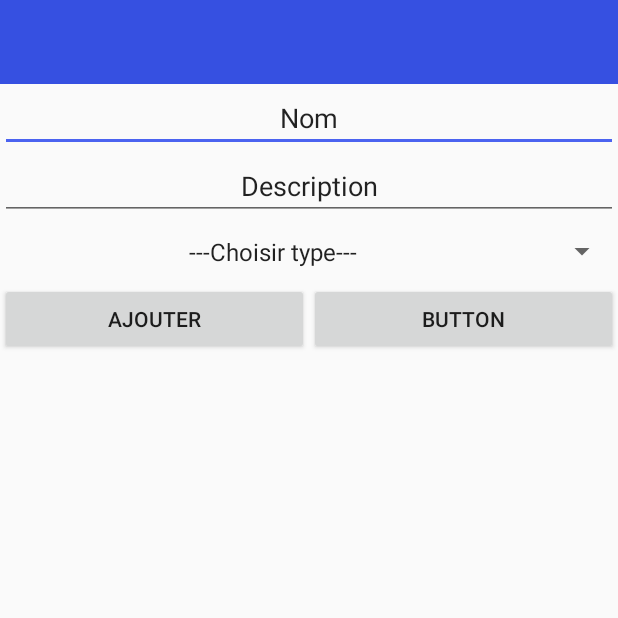
After one commit to D4xor/GoodSpot, an Android app: the AddMarker screen opened directly, with no data from a screen before it, on a phone screen of 412 x 824 dp, the top half of it. The commit adds this screen. Run offline under Robolectric (Android 15) with nearby library versions, the phone set to English and light mode, and no system bars; our stand-ins replace Firebase (no records; nobody signed in at launch, a user with empty details on screens opened directly).

Commit message:
Ajout d'un marker (interface)

```diff
--- a/app/build.gradle
+++ b/app/build.gradle
@@ -29,4 +29,5 @@ dependencies {
     implementation 'com.google.firebase:firebase-database:19.2.1'
     implementation 'com.google.firebase:firebase-storage:19.1.1'
     implementation 'com.google.android.material:material:1.2.0-alpha05'
+    implementation 'androidx.constraintlayout:constraintlayout:1.1.3'
 }
--- a/app/src/main/AndroidManifest.xml
+++ b/app/src/main/AndroidManifest.xml
@@ -1,7 +1,6 @@
 <?xml version="1.0" encoding="utf-8"?>
 <manifest xmlns:android="http://schemas.android.com/apk/res/android"
     package="com.example.goodspot">
-
     <!--
          The ACCESS_COARSE/FINE_LOCATION permissions are not required to use
          Google Maps Android API v2, but you must specify either coarse or fine
@@ -10,8 +9,7 @@
     -->
     <uses-permission android:name="android.permission.ACCESS_FINE_LOCATION" />
     <uses-permission android:name="android.permission.ACCESS_COARSE_LOCATION" />
-    <uses-permission android:name="android.permission.INTERNET"/>
-
+    <uses-permission android:name="android.permission.INTERNET" />
 
     <application
         android:allowBackup="true"
@@ -20,8 +18,8 @@
         android:roundIcon="@mipmap/ic_launcher_round"
         android:supportsRtl="true"
         android:theme="@style/MyMaterialTheme">
-
-    <!--
+        <activity android:name=".AddMarker"></activity>
+        <!--
              The API key for Google Maps-based APIs is defined as a string resource.
              (See the file "res/values/google_maps_api.xml").
              Note that the API key is linked to the encryption key used to sign the APK.
--- /dev/null
+++ b/app/src/main/java/com/example/goodspot/AddMarker.java
@@ -0,0 +1,47 @@
+package com.example.goodspot;
+
+import androidx.appcompat.app.AppCompatActivity;
+
+import android.os.Bundle;
+import android.widget.EditText;
+import android.widget.Spinner;
+
+import com.google.android.gms.maps.GoogleMap;
+import com.google.android.gms.maps.OnMapReadyCallback;
+import com.google.android.gms.maps.SupportMapFragment;
+
+import java.util.List;
+
+public class AddMarker extends AppCompatActivity {
+
+    //Layout
+    private EditText name;
+    private EditText desc;
+    private Spinner spinner;
+
+    Marker mark;
+
+
+    @Override
+    protected void onCreate(Bundle savedInstanceState) {
+        super.onCreate(savedInstanceState);
+        setContentView(R.layout.activity_add_marker);
+
+        name =(EditText)findViewById(R.id.name);
+        desc=(EditText)findViewById(R.id.desc);
+        spinner=(Spinner)findViewById(R.id.spinner2);
+
+        //Lecture des éléments de la base de données
+        new FirebaseDatabaseHelper().addMarkers(mark, new FirebaseDatabaseHelper.DataStatus() {
+            @Override
+            public void DataIsLoaded(List<Marker> markers, List<String> keys) {
+
+            }
+            @Override
+            public void DataIsInserted() {
+
+            }
+        });
+    }
+
+}
--- a/app/src/main/java/com/example/goodspot/MapsActivity.java
+++ b/app/src/main/java/com/example/goodspot/MapsActivity.java
@@ -5,18 +5,15 @@ import androidx.appcompat.app.AppCompatActivity;
 import androidx.appcompat.widget.Toolbar;
 import androidx.core.app.ActivityCompat;
 import androidx.core.content.ContextCompat;
-import androidx.fragment.app.FragmentActivity;
 
 import android.Manifest;
-import android.app.Fragment;
+import android.content.Intent;
 import android.content.pm.PackageManager;
 import android.graphics.Color;
 import android.graphics.Typeface;
 import android.location.Location;
 import android.os.Bundle;
-import android.os.SystemClock;
 import android.util.Log;
-import android.view.GestureDetector;
 import android.view.Gravity;
 import android.view.Menu;
 import android.view.MenuItem;
@@ -51,7 +48,6 @@ public class MapsActivity extends AppCompatActivity implements OnMapReadyCallbac
 
     //Location
     Location currentLocation;
-    MarkerOptions myLoc;
     FusedLocationProviderClient fusedLocationProviderClient;
 
     //Markers
@@ -155,9 +151,9 @@ public class MapsActivity extends AppCompatActivity implements OnMapReadyCallbac
             @Override
             public void onClick(View v) {
                 LatLng newLoc = new LatLng(currentLocation.getLatitude(),currentLocation.getLongitude());
-                myLoc = new MarkerOptions().position(newLoc).title("New").draggable(true);
-                mMap.addMarker(myLoc);
-                getLocation();
+                Intent i = new Intent(getApplicationContext(),AddMarker.class);
+                i.putExtra("newLoc",newLoc);
+                startActivity(i);
             }
         });
     }
@@ -205,6 +201,7 @@ public class MapsActivity extends AppCompatActivity implements OnMapReadyCallbac
 
     //Affichage pour un marker donné
     private void displayMarkers(Marker marker){
+        mMap.clear();
         LatLng m1 = new LatLng(Double.parseDouble(marker.getLongitude()),Double.parseDouble(marker.getLatitude()));
         //Affichage de l'icone en fonction de son type
         switch (marker.getType()){
--- /dev/null
+++ b/app/src/main/res/layout/activity_add_marker.xml
@@ -0,0 +1,57 @@
+<?xml version="1.0" encoding="utf-8"?>
+<LinearLayout xmlns:android="http://schemas.android.com/apk/res/android"
+    android:layout_width="match_parent"
+    android:layout_height="match_parent"
+    android:orientation="vertical">
+
+    <include
+        android:id="@+id/toolbar"
+        layout="@layout/toolbar" />
+
+    <EditText
+        android:id="@+id/name"
+        android:layout_width="match_parent"
+        android:layout_height="wrap_content"
+        android:ems="10"
+        android:inputType="textPersonName"
+        android:text="Nom"
+        android:textAlignment="center"/>
+
+    <EditText
+        android:id="@+id/desc"
+        android:layout_width="match_parent"
+        android:layout_height="wrap_content"
+        android:ems="10"
+        android:inputType="textPersonName"
+        android:text="Description"
+        android:textAlignment="center"/>
+
+    <Spinner
+        android:id="@+id/spinner2"
+        android:layout_width="match_parent"
+        android:layout_height="42dp"
+        android:entries="@array/type2"
+        android:textAlignment="center"
+        />
+
+    <LinearLayout
+        android:layout_width="match_parent"
+        android:layout_height="match_parent"
+        android:orientation="horizontal">
+
+        <Button
+            android:id="@+id/add"
+            android:layout_width="wrap_content"
+            android:layout_height="wrap_content"
+            android:layout_weight="1"
+            android:text="Ajouter" />
+
+        <Button
+            android:id="@+id/button2"
+            android:layout_width="wrap_content"
+            android:layout_height="wrap_content"
+            android:layout_weight="1"
+            android:text="Button" />
+    </LinearLayout>
+
+</LinearLayout>
--- a/app/src/main/res/layout/activity_maps.xml
+++ b/app/src/main/res/layout/activity_maps.xml
@@ -62,7 +62,8 @@
                 android:id="@+id/spinnerType"
                 android:layout_width="wrap_content"
                 android:layout_height="wrap_content"
-                android:entries="@array/type" />
+                android:entries="@array/type"
+                android:textAlignment="center"/>
 
             <ImageButton
                 android:id="@+id/btnType"
--- a/app/src/main/res/values/strings.xml
+++ b/app/src/main/res/values/strings.xml
@@ -10,4 +10,10 @@
         <item>Chateau</item>
         <item>Lac</item>
     </string-array>
+
+    <string-array name="type2">
+        <item>---Choisir type---</item>
+        <item>Chateau</item>
+        <item>Lac</item>
+    </string-array>
 </resources>
```
